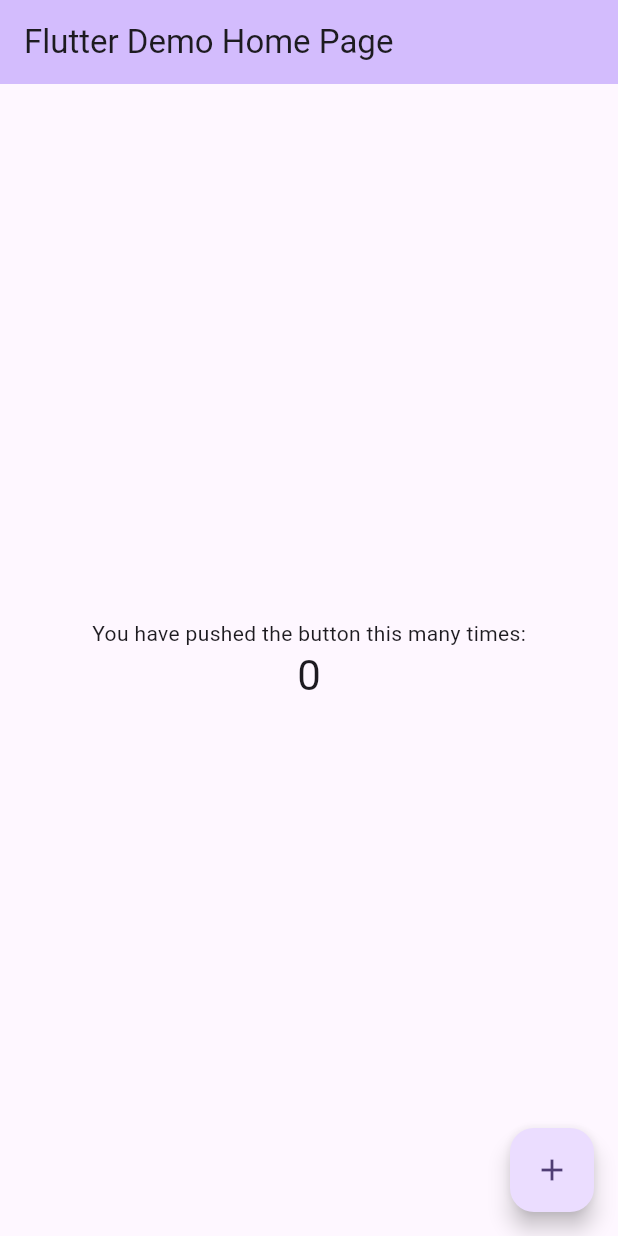
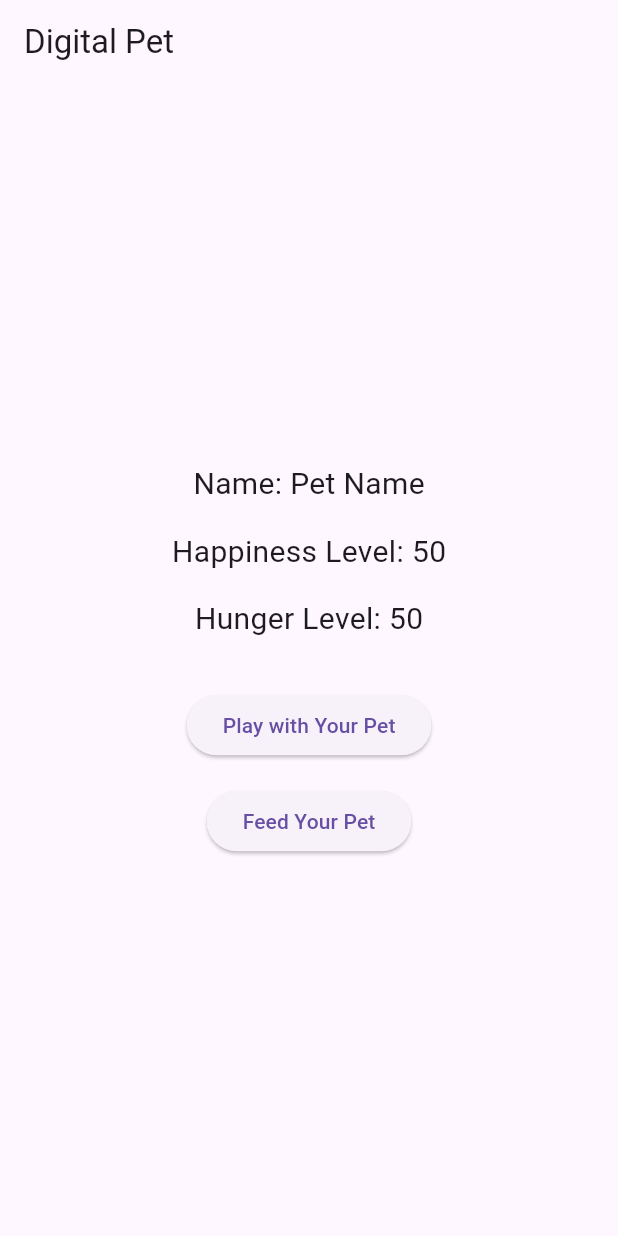
Before and after one commit to Lavanyathangaraj/mad_inclass_activity_5, a Flutter app: the screen it shows after launch, on a phone screen of 412 x 824 dp. Run offline on Flutter 3.47's test engine with Material 3 defaults, Android fonts, the phone set to English and light mode, and no system bars.

Commit message:
Initial Pet app

```diff
--- a/lib/main.dart
+++ b/lib/main.dart
@@ -7,116 +7,102 @@ void main() {
 class MyApp extends StatelessWidget {
   const MyApp({super.key});
 
-  // This widget is the root of your application.
   @override
   Widget build(BuildContext context) {
     return MaterialApp(
-      title: 'Flutter Demo',
+      title: 'Digital Pet',
+      debugShowCheckedModeBanner: false,
       theme: ThemeData(
-        // This is the theme of your application.
-        //
-        // TRY THIS: Try running your application with "flutter run". You'll see
-        // the application has a purple toolbar. Then, without quitting the app,
-        // try changing the seedColor in the colorScheme below to Colors.green
-        // and then invoke "hot reload" (save your changes or press the "hot
-        // reload" button in a Flutter-supported IDE, or press "r" if you used
-        // the command line to start the app).
-        //
-        // Notice that the counter didn't reset back to zero; the application
-        // state is not lost during the reload. To reset the state, use hot
-        // restart instead.
-        //
-        // This works for code too, not just values: Most code changes can be
-        // tested with just a hot reload.
-        colorScheme: ColorScheme.fromSeed(seedColor: Colors.deepPurple),
+        primarySwatch: Colors.teal,
       ),
-      home: const MyHomePage(title: 'Flutter Demo Home Page'),
+      home: const MyHomePage(title: 'Digital Pet'),
     );
   }
 }
 
 class MyHomePage extends StatefulWidget {
+  final String title;
+
   const MyHomePage({super.key, required this.title});
-
-  // This widget is the home page of your application. It is stateful, meaning
-  // that it has a State object (defined below) that contains fields that affect
-  // how it looks.
-
-  // This class is the configuration for the state. It holds the values (in this
-  // case the title) provided by the parent (in this case the App widget) and
-  // used by the build method of the State. Fields in a Widget subclass are
-  // always marked "final".
-
-  final String title;
 
   @override
   State<MyHomePage> createState() => _MyHomePageState();
 }
 
 class _MyHomePageState extends State<MyHomePage> {
-  int _counter = 0;
+  String petName = "Pet Name";
+  int happinessLevel = 50;
+  int hungerLevel = 50;
 
-  void _incrementCounter() {
+  void _playWithPet() {
     setState(() {
-      // This call to setState tells the Flutter framework that something has
-      // changed in this State, which causes it to rerun the build method below
-      // so that the display can reflect the updated values. If we changed
-      // _counter without calling setState(), then the build method would not be
-      // called again, and so nothing would appear to happen.
-      _counter++;
+      happinessLevel += 10;
+      _updateHunger();
+    });
+  }
+
+  void _feedPet() {
+    setState(() {
+      hungerLevel -= 10;
+      _updateHappiness();
+    });
+  }
+
+  void _updateHappiness() {
+    if (hungerLevel < 30) {
+      happinessLevel -= 20;
+    } else {
+      happinessLevel += 10;
+    }
+  }
+
+  void _updateHunger() {
+    setState(() {
+      hungerLevel += 5;
+      if (hungerLevel > 100) {
+        hungerLevel = 100;
+        happinessLevel -= 20;
+      }
     });
   }
 
   @override
   Widget build(BuildContext context) {
-    // This method is rerun every time setState is called, for instance as done
-    // by the _incrementCounter method above.
-    //
-    // The Flutter framework has been optimized to make rerunning build methods
-    // fast, so that you can just rebuild anything that needs updating rather
-    // than having to individually change instances of widgets.
     return Scaffold(
       appBar: AppBar(
-        // TRY THIS: Try changing the color here to a specific color (to
-        // Colors.amber, perhaps?) and trigger a hot reload to see the AppBar
-        // change color while the other colors stay the same.
-        backgroundColor: Theme.of(context).colorScheme.inversePrimary,
-        // Here we take the value from the MyHomePage object that was created by
-        // the App.build method, and use it to set our appbar title.
         title: Text(widget.title),
       ),
       body: Center(
-        // Center is a layout widget. It takes a single child and positions it
-        // in the middle of the parent.
         child: Column(
-          // Column is also a layout widget. It takes a list of children and
-          // arranges them vertically. By default, it sizes itself to fit its
-          // children horizontally, and tries to be as tall as its parent.
-          //
-          // Column has various properties to control how it sizes itself and
-          // how it positions its children. Here we use mainAxisAlignment to
-          // center the children vertically; the main axis here is the vertical
-          // axis because Columns are vertical (the cross axis would be
-          // horizontal).
-          //
-          // TRY THIS: Invoke "debug painting" (choose the "Toggle Debug Paint"
-          // action in the IDE, or press "p" in the console), to see the
-          // wireframe for each widget.
           mainAxisAlignment: MainAxisAlignment.center,
           children: <Widget>[
-            const Text('You have pushed the button this many times:'),
             Text(
-              '$_counter',
-              style: Theme.of(context).textTheme.headlineMedium,
+              'Name: $petName',
+              style: const TextStyle(fontSize: 20.0),
+            ),
+            const SizedBox(height: 16.0),
+            Text(
+              'Happiness Level: $happinessLevel',
+              style: const TextStyle(fontSize: 20.0),
+            ),
+            const SizedBox(height: 16.0),
+            Text(
+              'Hunger Level: $hungerLevel',
+              style: const TextStyle(fontSize: 20.0),
+            ),
+            const SizedBox(height: 32.0),
+            ElevatedButton(
+              onPressed: _playWithPet,
+              child: const Text('Play with Your Pet'),
+            ),
+            const SizedBox(height: 16.0),
+            ElevatedButton(
+              onPressed: _feedPet,
+              child: const Text('Feed Your Pet'),
             ),
           ],
         ),
       ),
-      floatingActionButton: FloatingActionButton(
-        onPressed: _incrementCounter,
-        tooltip: 'Increment',
-        child: const Icon(Icons.add),
-      ), // This trailing comma makes auto-formatting nicer for build methods.
     );
   }
 }
```
Also changed, not shown: assets/images/dog.jpeg (added).
